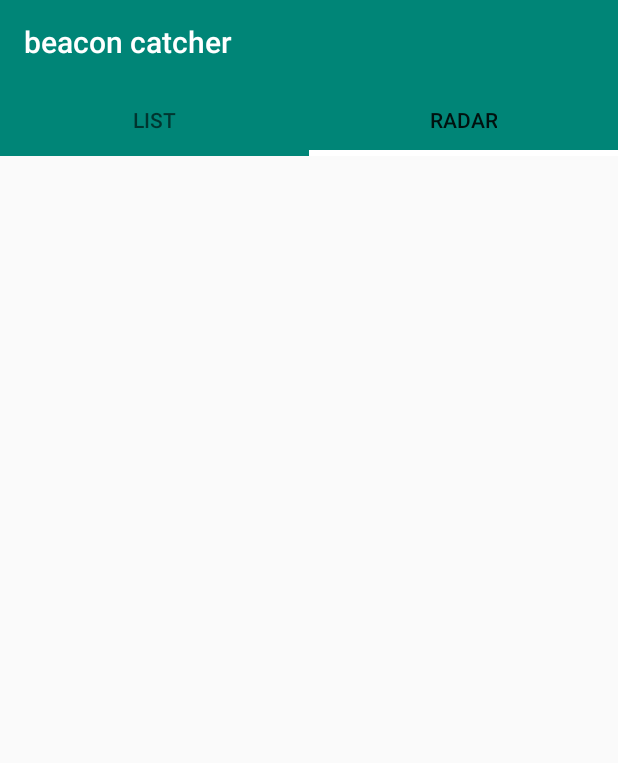
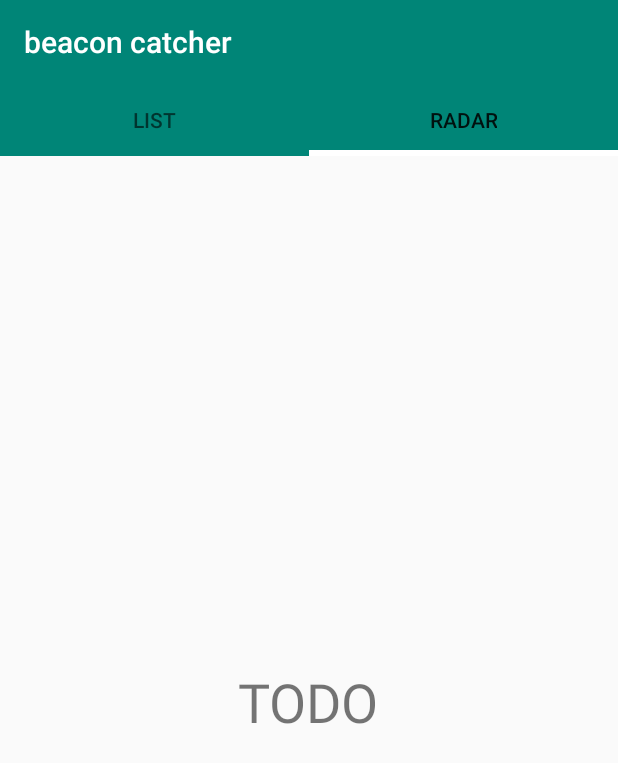
Before and after one commit to duwamish-os/beacon-cacther, an Android app: the screen it shows after launch (StandardBeaconCatcherController), tab 2 chosen, on a phone screen of 412 x 824 dp. Shown: the top 763 px of the screen. Run offline under Robolectric (Android 15) with nearby library versions, the phone set to English and light mode, and no system bars.

Commit message:
add separate tab for radr

```diff
--- a/app/src/main/java/com/duwamish/radio/transmitter/controller/ScanState.kt
+++ b/app/src/main/java/com/duwamish/radio/transmitter/controller/ScanState.kt
@@ -1,6 +1,5 @@
 package com.duwamish.radio.transmitter.controller
 
-import android.R
 import android.bluetooth.BluetoothAdapter
 import android.bluetooth.le.ScanCallback
 import android.bluetooth.le.ScanResult
@@ -60,7 +59,7 @@ class ScanState {
 
                         val beaconsViewAdaptor = ArrayAdapter<String>(
                                 context,
-                                R.layout.simple_list_item_1,
+                                android.R.layout.simple_list_item_1,
                                 beacons.map { b ->
                                     "UUID: " + b.key + "\n" +
                                             "Protocol: " + b.value.protocol + "\n" +
--- a/app/src/main/java/com/duwamish/radio/transmitter/controller/StandardBeaconCatcherController.kt
+++ b/app/src/main/java/com/duwamish/radio/transmitter/controller/StandardBeaconCatcherController.kt
@@ -1,13 +1,11 @@
 package com.duwamish.radio.transmitter.controller
 
 import android.Manifest
-import android.bluetooth.BluetoothAdapter
 import android.bluetooth.BluetoothManager
 import android.content.Context
 import android.content.pm.PackageManager
 import android.os.Build
 import android.os.Bundle
-import android.os.Handler
 import android.support.design.widget.TabLayout
 import android.support.v4.view.ViewPager
 import android.support.v7.app.AlertDialog
@@ -15,11 +13,10 @@ import android.support.v7.app.AppCompatActivity
 import android.util.Log
 import android.view.Menu
 import android.view.MenuItem
-import android.widget.ListView
-import kotlinx.android.synthetic.main.activity_main.*
 import com.duwamish.radio.transmitter.R
 import com.duwamish.radio.transmitter.state.ApplicationState
 import com.duwamish.radio.transmitter.view.BleListTab
+import com.duwamish.radio.transmitter.view.BleRadarTab
 import com.duwamish.radio.transmitter.view.BleTabView
 
 class StandardBeaconCatcherController : AppCompatActivity() {
@@ -35,7 +32,6 @@ class StandardBeaconCatcherController : AppCompatActivity() {
     override fun onCreate(savedInstanceState: Bundle?) {
         super.onCreate(savedInstanceState)
         setContentView(R.layout.activity_main)
-//        setSupportActionBar(toolbar)
 
         viewPager = findViewById<ViewPager>(R.id.viewPager)
         tabLayout = findViewById<TabLayout>(R.id.tabLayout)
@@ -59,21 +55,23 @@ class StandardBeaconCatcherController : AppCompatActivity() {
 
             alertDialog.show()
 
-            ApplicationState.bluetoothManager = getSystemService(Context.BLUETOOTH_SERVICE) as BluetoothManager
-            ApplicationState.bluetoothAdapter = ApplicationState.bluetoothManager.adapter
-
+            setupBLE()
             renderTab()
 
         } else {
-            ApplicationState.bluetoothManager = getSystemService(Context.BLUETOOTH_SERVICE) as BluetoothManager
-            ApplicationState.bluetoothAdapter = ApplicationState.bluetoothManager.adapter
+            setupBLE()
             renderTab()
         }
     }
 
+    private fun setupBLE() {
+        ApplicationState.bluetoothManager = getSystemService(Context.BLUETOOTH_SERVICE) as BluetoothManager
+        ApplicationState.bluetoothAdapter = ApplicationState.bluetoothManager.adapter
+    }
+
     private fun renderTab() {
         bleTabView.addFragment(BleListTab(), "list")
-        bleTabView.addFragment(BleListTab(), "radar")
+        bleTabView.addFragment(BleRadarTab(), "radar")
 
         viewPager.adapter = bleTabView
         tabLayout.setupWithViewPager(viewPager)
--- a/app/src/main/java/com/duwamish/radio/transmitter/view/BleListTab.kt
+++ b/app/src/main/java/com/duwamish/radio/transmitter/view/BleListTab.kt
@@ -1,10 +1,5 @@
 package com.duwamish.radio.transmitter.view
 
-import android.Manifest
-import android.bluetooth.BluetoothAdapter
-import android.bluetooth.BluetoothManager
-import android.content.pm.PackageManager
-import android.os.Build
 import android.os.Bundle
 import android.os.Handler
 import android.support.v4.app.Fragment
--- /dev/null
+++ b/app/src/main/java/com/duwamish/radio/transmitter/view/BleRadarTab.kt
@@ -0,0 +1,18 @@
+package com.duwamish.radio.transmitter.view
+
+import android.os.Bundle
+import android.support.v4.app.Fragment
+import android.view.LayoutInflater
+import android.view.View
+import android.view.ViewGroup
+import com.duwamish.radio.transmitter.R
+
+public class BleRadarTab(): Fragment() {
+
+    override fun onCreateView(inflater: LayoutInflater, container: ViewGroup?, savedInstanceState: Bundle?): View? {
+
+        val view = inflater.inflate(R.layout.ble_radar_tab, container, false)
+
+        return view
+    }
+}
--- /dev/null
+++ b/app/src/main/res/layout/ble_radar_tab.xml
@@ -0,0 +1,14 @@
+<?xml version="1.0" encoding="utf-8"?>
+<RelativeLayout xmlns:android="http://schemas.android.com/apk/res/android"
+    android:layout_width="match_parent"
+    android:layout_height="match_parent">
+
+    <TextView
+        android:layout_width="wrap_content"
+        android:layout_height="wrap_content"
+        android:layout_centerInParent="true"
+        android:text="TODO"
+        android:textSize="36sp" />
+
+
+</RelativeLayout>
```
Also changed, not shown: app/src/main/java/com/duwamish/radio/transmitter/controller/BeaconCatcherController.kt (+110 -115 lines).
